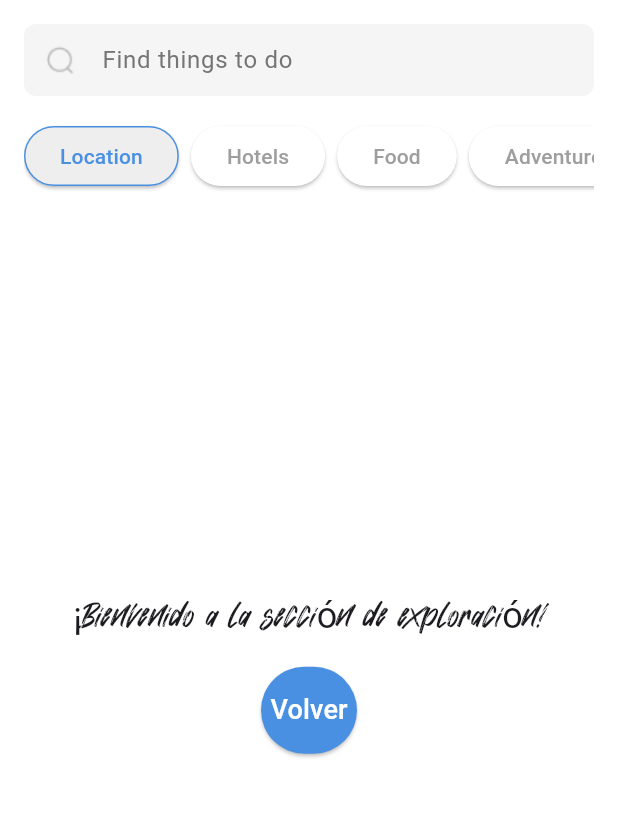
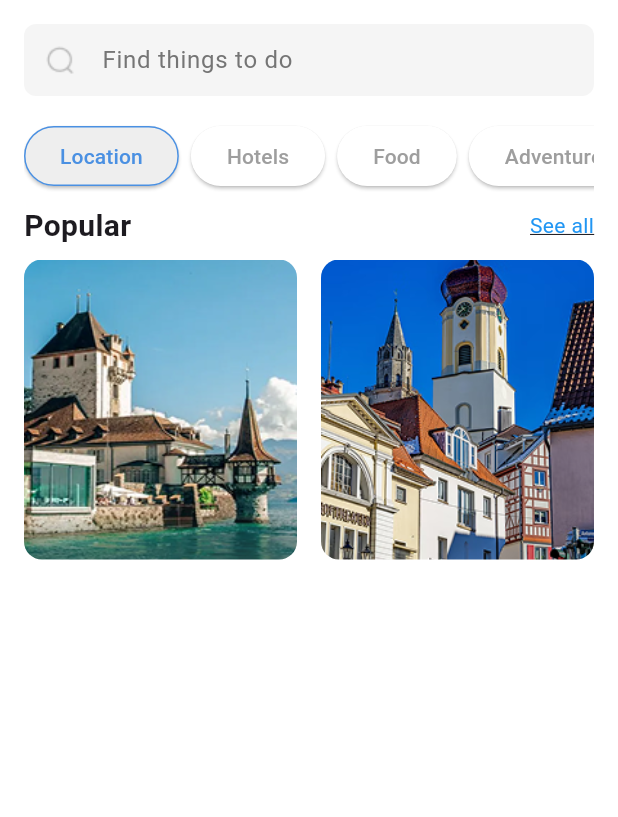
Before and after one commit to jfranuwu/Tarea_1_pmsn2025, a Flutter app: the ExploreScreen screen opened by its route, on a phone screen of 412 x 824 dp, the part 84-901 px from its top. Run offline on Flutter 3.47's test engine with Material 3 defaults, Android fonts, the phone set to English and light mode, and no system bars; our stand-ins replace google_fonts; missing offline and left inert: country_flags.

Commit message:
Primera versión, se tiene selección de país, se tienes titulos, se puede regresar, se tienen categorias clikeables, se tiene titulo POPULAR y SEE ALL, se tienen imagenes que presentan dos funciones al ser clikeadas 1 y 2 veces, faltan iconos en imagenes, falta RECOMMENDED, falta barra de navegación de abajo y rellenar la 3ra pantalla

```diff
--- a/lib/screens/explore.dart
+++ b/lib/screens/explore.dart
@@ -16,12 +16,18 @@ class _ExploreScreenState extends State<ExploreScreen> {
   String? _selectedCountry;
   String? _selectedCategory;
   final TextEditingController _searchController = TextEditingController();
+  final List<String> _imagePaths = [
+    'assets/images2/location1.png',
+    'assets/images2/location2.png'
+  ];
+  final Map<String, bool> _isExpanded = {};
 
   @override
   void initState() {
     super.initState();
     _selectedCountry = 'MX';
-    _selectedCategory = 'Location'; // Categoría seleccionada por defecto
+    _selectedCategory = 'Location';
+    _imagePaths.forEach((path) => _isExpanded[path] = false);
   }
 
   @override
@@ -179,36 +185,87 @@ class _ExploreScreenState extends State<ExploreScreen> {
               ),
             ),
           ),
-          Expanded(
-            child: Center(
-              child: Column(
-                mainAxisAlignment: MainAxisAlignment.center,
+          Padding(
+            padding: const EdgeInsets.symmetric(horizontal: 16.0, vertical: 8.0),
+            child: Row(
+              mainAxisAlignment: MainAxisAlignment.spaceBetween,
               children: [
                 Text(
-                    '¡Bienvenido a la sección de exploración!',
+                  'Popular',
                   style: TextStyle(
-                      fontFamily: 'Hiatus',
-                      fontSize: 24,
+                    fontSize: 20,
+                    fontWeight: FontWeight.bold,
                   ),
                 ),
-                  const SizedBox(height: 16),
-                  ElevatedButton(
-                    onPressed: () {
-                      Navigator.pop(context);
+                InkWell(
+                  onTap: () {
+                    Navigator.push(
+                      context,
+                      MaterialPageRoute(builder: (context) => PopularScreen()),
+                    );
                   },
-                    style: ElevatedButton.styleFrom(
-                      backgroundColor: AppColors.primary,
-                      padding: const EdgeInsets.symmetric(vertical: 16.0),
-                    ),
-                    child: const Text(
-                      'Volver',
+                  child: Text(
+                    'See all',
                     style: TextStyle(
-                        color: Colors.white,
-                        fontSize: 18,
+                      color: Colors.blue,
+                      decoration: TextDecoration.underline,
                     ),
                   ),
                 ),
               ],
+            ),
+          ),
+          // ... (tu código existente hasta el método build)
+
+Expanded(
+  child: SingleChildScrollView(
+    padding: const EdgeInsets.symmetric(horizontal: 16.0),
+    child: Wrap(
+      spacing: 16,
+      runSpacing: 16,
+      children: _imagePaths.map((path) {
+        return GestureDetector(
+          onTap: () {
+            setState(() {
+              // Primero reiniciar todas las imágenes
+              for (var imgPath in _imagePaths) {
+                if (imgPath != path) {
+                  _isExpanded[imgPath] = false;
+                }
+              }
+
+              // Luego manejar la imagen clickeada
+              if (!_isExpanded[path]!) {
+                _isExpanded[path] = true;
+              } else {
+                Navigator.push(
+                  context,
+                  MaterialPageRoute(
+                    builder: (context) => LocationDetailsScreen(
+                      imagePath: path,
+                    ),
+                  ),
+                );
+              }
+            });
+          },
+          child: AnimatedContainer(
+            duration: const Duration(milliseconds: 300),
+            width: (MediaQuery.of(context).size.width - 48) / 2,
+            height: 200,
+            decoration: BoxDecoration(
+              borderRadius: BorderRadius.circular(12),
+              image: DecorationImage(
+                image: AssetImage(path),
+                fit: BoxFit.cover,
+              ),
+            ),
+            transform: Matrix4.identity()
+              ..scale(_isExpanded[path]! ? 1.1 : 1.0),
+            transformAlignment: Alignment.center,
+          ),
+        );
+      }).toList(),
     ),
   ),
 ),
@@ -217,3 +274,45 @@ class _ExploreScreenState extends State<ExploreScreen> {
     );
   }
 }
+
+class LocationDetailsScreen extends StatelessWidget {
+  final String imagePath;
+
+  const LocationDetailsScreen({
+    Key? key,
+    required this.imagePath,
+  }) : super(key: key);
+
+  @override
+  Widget build(BuildContext context) {
+    return Scaffold(
+      appBar: AppBar(
+        title: const Text('Location Details'),
+      ),
+      body: Center(
+        child: InteractiveViewer(
+          minScale: 1.0,
+          maxScale: 2.0,
+          child: Image.asset(
+            imagePath,
+            fit: BoxFit.contain,
+          ),
+        ),
+      ),
+    );
+  }
+}
+
+class PopularScreen extends StatelessWidget {
+  @override
+  Widget build(BuildContext context) {
+    return Scaffold(
+      appBar: AppBar(
+        title: Text('Popular'),
+      ),
+      body: Center(
+        child: Text('Contenido Popular'),
+      ),
+    );
+  }
+}
--- a/pubspec.yaml
+++ b/pubspec.yaml
@@ -27,3 +27,8 @@ flutter:
     - assets/images/down-arrow.png
     - assets/images/tone.png
     - assets/images/Search.png
+    - assets/images2/location2.png
+    - assets/images2/location1.png
+    - assets/images2/shape_star.png
+    - assets/images2/tone_star.png
+    - assets/images2/heart.png
```
Also changed, not shown: assets/images2/heart.png (added), assets/images2/location1.png (added), assets/images2/location2.png (added), assets/images2/shape_star.png (added), assets/images2/tone_star.png (added). Lines whose indentation alone changed are shown as unchanged.
